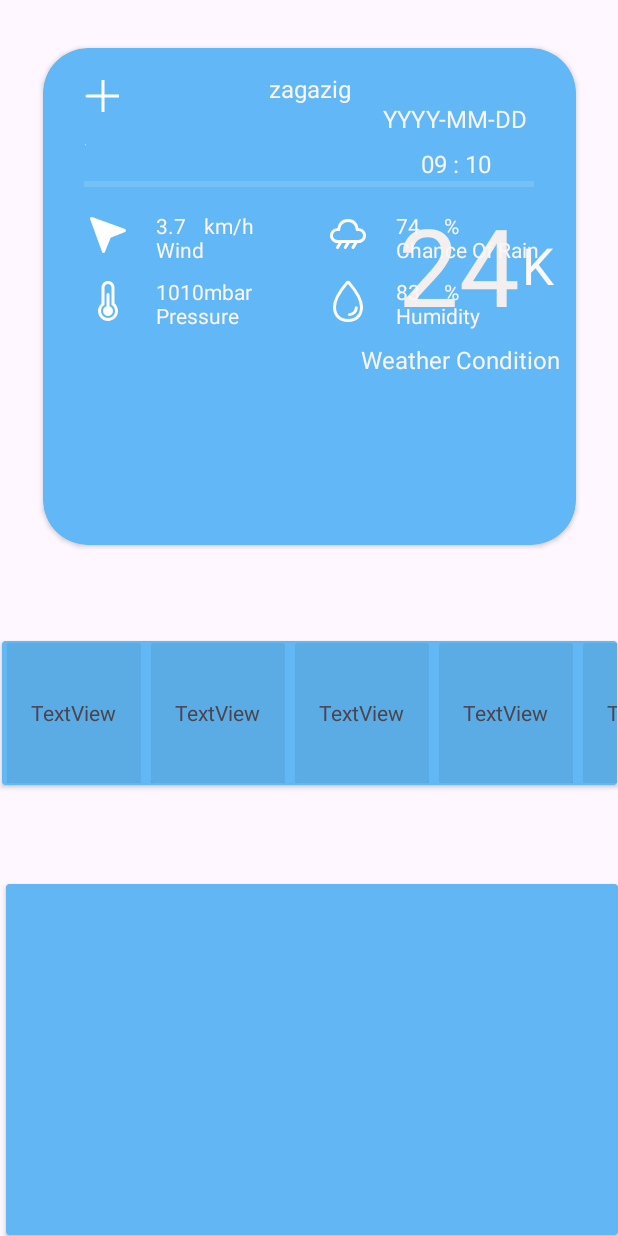
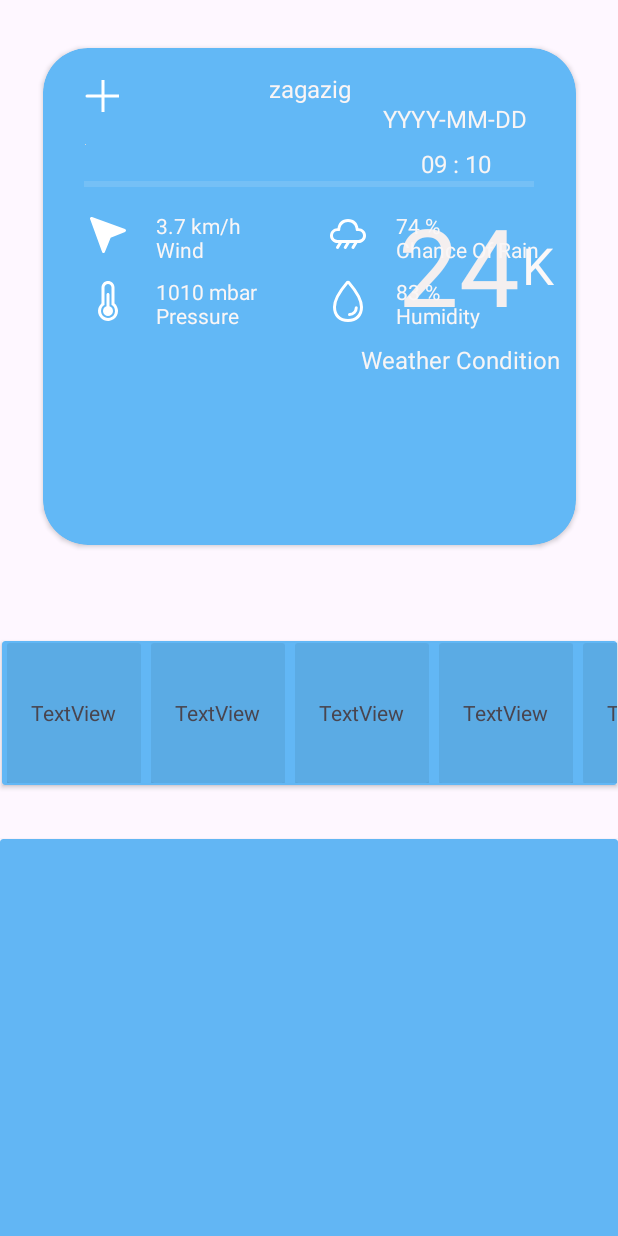
Before and after one commit to RamezHamdiSaeed/SkyCast, an Android app: the layout fragment_location_info.xml on its own in the app's theme, with its tools: preview values and no code run, on a phone screen of 412 x 824 dp. Run offline under Robolectric (Android 15) with nearby library versions, the phone set to English and light mode, and no system bars.

```diff
--- a/app/src/main/java/com/example/skycast/utility/Status.kt
+++ b/app/src/main/java/com/example/skycast/utility/Status.kt
@@ -1,9 +1,7 @@
 package com.example.skycast.utility
 
-import com.example.skycast.model.Weather
-
 sealed class Status {
-    class Success(var weather: Weather): Status()
+    class Success(var data: Any): Status()
     class Fail(var msg:Throwable): Status()
     object Loading: Status()
 }
--- a/app/src/main/java/com/example/skycast/viewModel/MyViewModelFactory.kt
+++ b/app/src/main/java/com/example/skycast/viewModel/MyViewModelFactory.kt
@@ -2,10 +2,10 @@ package com.example.skycast.viewModel
 
 import androidx.lifecycle.ViewModel
 import androidx.lifecycle.ViewModelProvider
-import com.example.skycast.model.LocationRepositoryImp
+import com.example.skycast.model.LocationWeatherRepositoryImp
 
 
-class MyViewModelFactory (val LocationRepositoryImp: LocationRepositoryImp): ViewModelProvider.Factory {
+class MyViewModelFactory (val LocationRepositoryImp: LocationWeatherRepositoryImp): ViewModelProvider.Factory {
     override fun <T : ViewModel> create(modelClass: Class<T>): T {
         if (modelClass.isAssignableFrom(MyViewModel::class.java)) {
             return MyViewModel(LocationRepositoryImp) as T
--- a/app/src/main/res/layout/fragment_location_info.xml
+++ b/app/src/main/res/layout/fragment_location_info.xml
@@ -24,6 +24,13 @@
         <androidx.constraintlayout.widget.ConstraintLayout
             android:layout_width="match_parent"
             android:layout_height="match_parent">
+
+            <androidx.constraintlayout.widget.Group
+                android:layout_width="wrap_content"
+                android:layout_height="wrap_content"
+                android:visibility="gone"
+                app:constraint_referenced_ids="imgCurrentWeatherHumadity,imgCurrentWeatherRains,imgCurrentWeatherTemp,imgCurrentWeatherWind,tvCurrentTempUnit,tvCurrentTemp,tvCurrentDate,divider,imgCurrentWeatherIcon,tvCurrentCity,tvWind,tvWindValue,tvPressure,tvPressureValue,tvHumidity,tvHumidityValue,tvChanceOfRain,tvChanceOfRainValue,tvCurrentTime,imgCurrentWeatherAdd,tvCurrentWeatherDescription"
+                tools:visibility="visible" />
 
             <ImageView
                 android:id="@+id/imgCurrentWeatherHumadity"
@@ -67,12 +74,12 @@
                 android:layout_width="wrap_content"
                 android:layout_height="wrap_content"
                 android:layout_marginStart="1dp"
-                tools:text="K"
                 android:textColor="#FBF8F8"
                 android:textSize="34sp"
                 app:layout_constraintBottom_toBottomOf="@+id/tvCurrentTemp"
                 app:layout_constraintStart_toEndOf="@+id/tvCurrentTemp"
-                app:layout_constraintTop_toTopOf="@+id/tvCurrentTemp" />
+                app:layout_constraintTop_toTopOf="@+id/tvCurrentTemp"
+                tools:text="K" />
 
             <TextView
                 android:id="@+id/tvCurrentTemp"
@@ -154,20 +161,10 @@
                 android:layout_width="wrap_content"
                 android:layout_height="wrap_content"
                 android:layout_marginStart="16dp"
-                tools:text="3.7"
-                android:textColor="#FAF6F6"
-                app:layout_constraintStart_toEndOf="@+id/imgCurrentWeatherWind"
-                app:layout_constraintTop_toTopOf="@+id/imgCurrentWeatherWind" />
-
-            <TextView
-                android:id="@+id/tvWindValueMU"
-                android:layout_width="wrap_content"
-                android:layout_height="wrap_content"
-                android:layout_marginStart="48dp"
                 android:textColor="#FAF6F6"
                 app:layout_constraintStart_toEndOf="@+id/imgCurrentWeatherWind"
                 app:layout_constraintTop_toTopOf="@+id/imgCurrentWeatherWind"
-                tools:text="km/h" />
+                tools:text="3.7 km/h" />
 
             <TextView
                 android:id="@+id/tvPressure"
@@ -185,20 +182,10 @@
                 android:layout_width="wrap_content"
                 android:layout_height="wrap_content"
                 android:layout_marginStart="16dp"
-                tools:text="1010"
                 android:textColor="#FAF6F6"
                 app:layout_constraintStart_toEndOf="@+id/imgCurrentWeatherTemp"
-                app:layout_constraintTop_toTopOf="@+id/imgCurrentWeatherTemp" />
-
-            <TextView
-                android:id="@+id/tvPressureValueMU"
-                android:layout_width="wrap_content"
-                android:layout_height="wrap_content"
-                android:layout_marginStart="48dp"
-                tools:text="mbar"
-                android:textColor="#FAF6F6"
-                app:layout_constraintStart_toEndOf="@+id/imgCurrentWeatherTemp"
-                app:layout_constraintTop_toTopOf="@+id/imgCurrentWeatherTemp" />
+                app:layout_constraintTop_toTopOf="@+id/imgCurrentWeatherTemp"
+                tools:text="1010 mbar" />
 
             <TextView
                 android:id="@+id/tvHumidity"
@@ -216,20 +203,10 @@
                 android:layout_width="wrap_content"
                 android:layout_height="wrap_content"
                 android:layout_marginStart="16dp"
-                tools:text="83"
                 android:textColor="#FAF6F6"
                 app:layout_constraintStart_toEndOf="@+id/imgCurrentWeatherHumadity"
-                app:layout_constraintTop_toTopOf="@+id/imgCurrentWeatherHumadity" />
-
-            <TextView
-                android:id="@+id/tvHumidityValueMU"
-                android:layout_width="wrap_content"
-                android:layout_height="wrap_content"
-                android:layout_marginStart="48dp"
-                android:text="%"
-                android:textColor="#FAF6F6"
-                app:layout_constraintStart_toEndOf="@+id/imgCurrentWeatherHumadity"
-                app:layout_constraintTop_toTopOf="@+id/imgCurrentWeatherHumadity" />
+                app:layout_constraintTop_toTopOf="@+id/imgCurrentWeatherHumadity"
+                tools:text="83 %" />
 
             <TextView
                 android:id="@+id/tvChanceOfRain"
@@ -247,20 +224,10 @@
                 android:layout_width="wrap_content"
                 android:layout_height="wrap_content"
                 android:layout_marginStart="16dp"
-                tools:text="74"
                 android:textColor="#FAF6F6"
                 app:layout_constraintStart_toEndOf="@+id/imgCurrentWeatherRains"
-                app:layout_constraintTop_toTopOf="@+id/imgCurrentWeatherRains" />
-
-            <TextView
-                android:id="@+id/tvChanceOfRainValueMU"
-                android:layout_width="wrap_content"
-                android:layout_height="wrap_content"
-                android:layout_marginStart="48dp"
-                android:text="%"
-                android:textColor="#FAF6F6"
-                app:layout_constraintStart_toEndOf="@+id/imgCurrentWeatherRains"
-                app:layout_constraintTop_toTopOf="@+id/imgCurrentWeatherRains" />
+                app:layout_constraintTop_toTopOf="@+id/imgCurrentWeatherRains"
+                tools:text="74 %" />
 
             <TextView
                 android:id="@+id/tvCurrentTime"
@@ -322,17 +289,18 @@
     </androidx.cardview.widget.CardView>
 
     <androidx.cardview.widget.CardView
+        app:layout_constraintHeight_percent="33"
         android:id="@+id/cardDaily"
-        android:layout_width="408dp"
-        android:layout_height="234dp"
+        android:layout_width="412dp"
+        android:layout_height="308dp"
         android:layout_marginTop="56dp"
         app:cardBackgroundColor="#62B6F4"
         app:layout_constraintBottom_toBottomOf="parent"
         app:layout_constraintEnd_toEndOf="parent"
-        app:layout_constraintHorizontal_bias="1.0"
+        app:layout_constraintHorizontal_bias="0.333"
         app:layout_constraintStart_toStartOf="parent"
         app:layout_constraintTop_toBottomOf="@+id/cardHourly"
-        app:layout_constraintVertical_bias="0.948" />
+        app:layout_constraintVertical_bias="0.32" />
 
 
 </androidx.constraintlayout.widget.ConstraintLayout>
```
Also changed, not shown: app/src/main/java/com/example/skycast/model/LocationInfo.kt (added, +31 -0 lines), app/src/main/java/com/example/skycast/model/LocationRepository.kt (deleted, +0 -8 lines), app/src/main/java/com/example/skycast/model/LocationRepositoryImp.kt (deleted, +0 -19 lines), app/src/main/java/com/example/skycast/model/LocationWeatherRepository.kt (added, +11 -0 lines), app/src/main/java/com/example/skycast/model/LocationWeatherRepositoryImp.kt (added, +34 -0 lines), app/src/main/java/com/example/skycast/network/ApiHelper.kt (+11 -3 lines), app/src/main/java/com/example/skycast/network/LocationService.kt (added, +14 -0 lines), app/src/main/java/com/example/skycast/network/RemoteDataSource.kt (+7 -1 lines), app/src/main/java/com/example/skycast/network/RemoteDataSourceImp.kt (+42 -4 lines), app/src/main/java/com/example/skycast/view/fragments/LocationInfoFragment.kt (+40 -17 lines), app/src/main/java/com/example/skycast/viewModel/MyViewModel.kt (+18 -10 lines).
